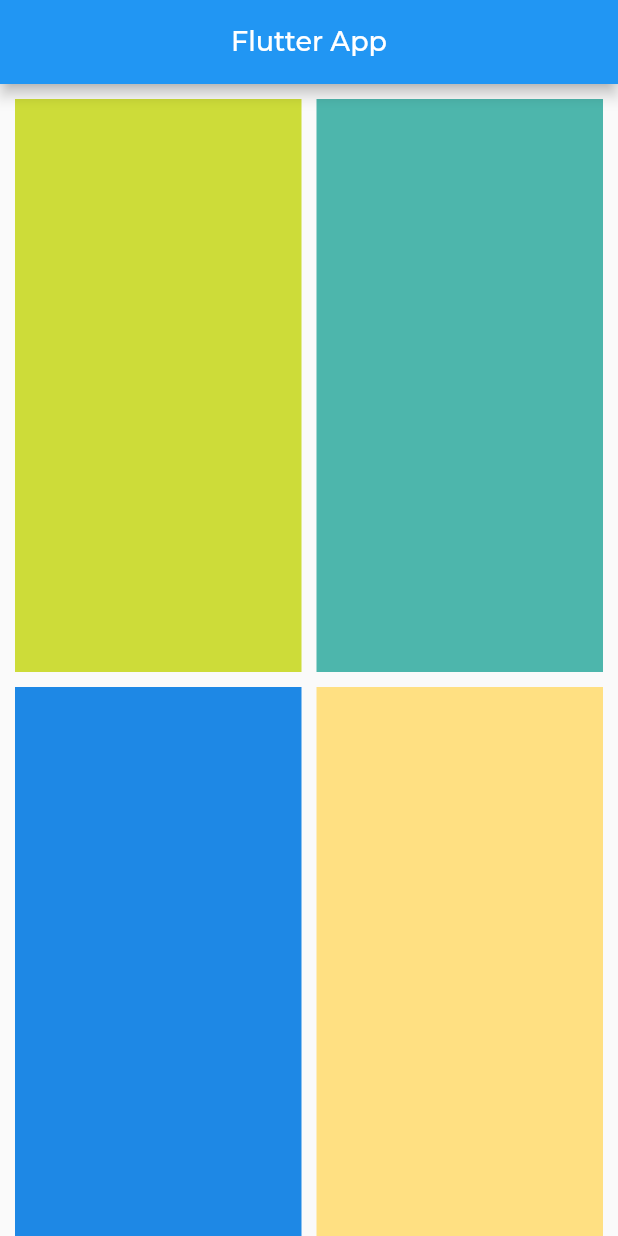
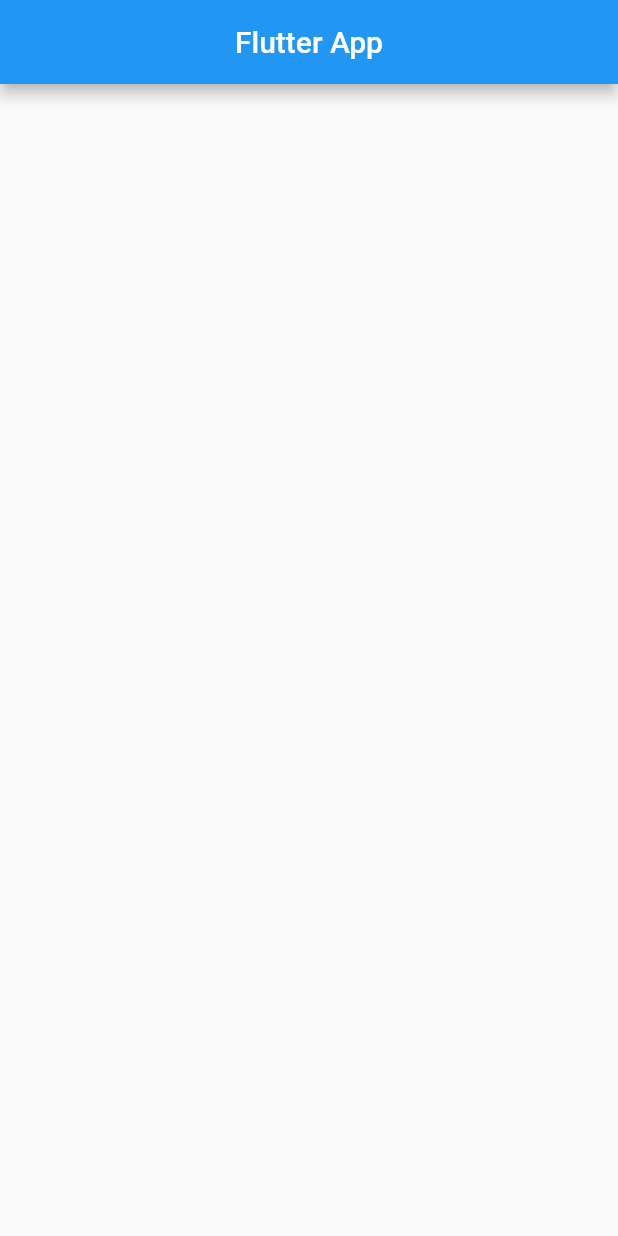
Before and after one commit to tamathecxder/flutter_fasttrack, a Flutter app: the screen it shows after launch, on a phone screen of 412 x 824 dp. Run offline on Flutter 3.47's test engine with Material 2 defaults, Android fonts, the phone set to English and light mode, and no system bars; project files that could hold a hidden picture were left out.

Commit message:
Reset kembali project untuk memulai materi extract widget

```diff
--- a/lib/main.dart
+++ b/lib/main.dart
@@ -1,56 +1,17 @@
 import 'package:flutter/material.dart';
 
 void main(List<String> args) {
-  runApp(FastTrackApp());
+  runApp(MyApp());
 }
 
-class FastTrackApp extends StatelessWidget {
+class MyApp extends StatelessWidget {
   @override
   Widget build(BuildContext context) {
     return MaterialApp(
-      theme: ThemeData(fontFamily: "Montserrat"),
       home: Scaffold(
         appBar: AppBar(
-          title: const Text(
-            "Flutter App",
-            style: TextStyle(fontSize: 18),
-          ),
+          title: Text("Flutter App"),
           centerTitle: true,
-        ),
-        body: GridView(
-          padding: EdgeInsets.all(10),
-          gridDelegate: SliverGridDelegateWithFixedCrossAxisCount(
-            crossAxisCount: 2,
-            crossAxisSpacing: 10,
-            mainAxisSpacing: 10,
-            childAspectRatio: 1 / 2,
-          ),
-          children: [
-            Container(
-              color: Colors.lime,
-            ),
-            Container(
-              color: Colors.teal[300],
-            ),
-            Container(
-              color: Colors.blue[600],
-            ),
-            Container(
-              color: Colors.amber[200],
-            ),
-            Container(
-              color: Colors.lime,
-            ),
-            Container(
-              color: Colors.teal[300],
-            ),
-            Container(
-              color: Colors.blue[600],
-            ),
-            Container(
-              color: Colors.amber[200],
-            ),
-          ],
         ),
       ),
     );
```
